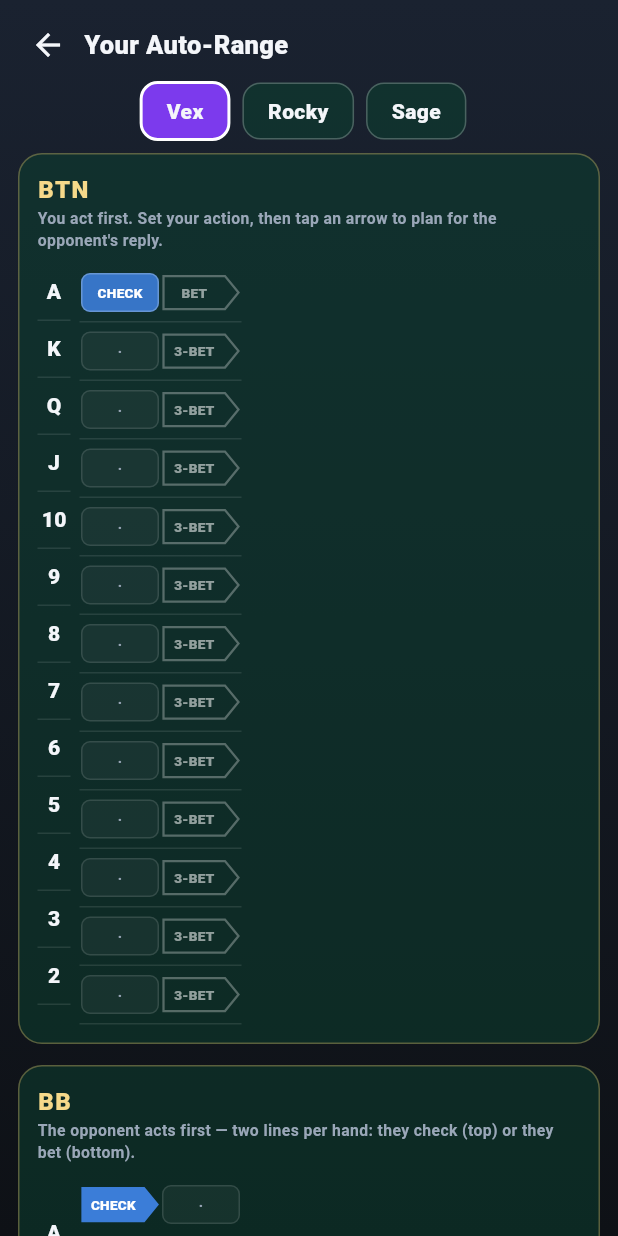
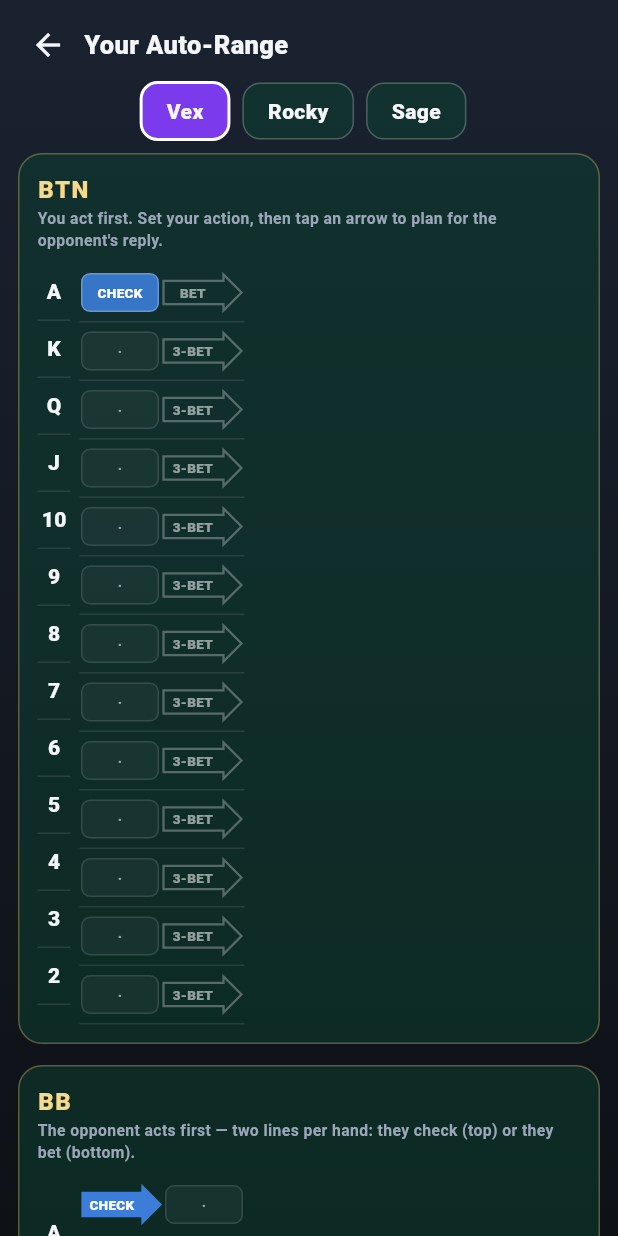
Before and after one commit to codin-shmodin/NuclearPoker, a Flutter app: the RangeChartScreen screen opened directly with empty values, after a tap on an icon or button, on a phone screen of 412 x 824 dp. Run offline on Flutter 3.47's test engine with Material 3 defaults, Android fonts, the phone set to English and light mode, and no system bars; our stand-ins replace flutter_animate, shared_preferences; accounts and stored records are empty.

Commit message:
Charts: arrow shape = traditional arrow with a wide neck
Reshape the opponent-action arrow from a full-height block/banner into a
classic arrow: a thick rectangular shaft (the neck, which holds the label)
capped by a triangular head a little wider than the shaft.

Co-Authored-By: Claude Opus 4.8 (1M context) <noreply@anthropic.com>

```diff
--- a/lib/features/adventure_map/range_chart_screen.dart
+++ b/lib/features/adventure_map/range_chart_screen.dart
@@ -387,11 +387,12 @@ class _RangeChartScreenState extends State<RangeChartScreen> {
 
 const double _kRowH = 38;
 
-/// An opponent action between two of your squares, drawn as a filled right-
-/// pointing block arrow with the action name inside it. A [filled] arrow is part
-/// of the line (purple for a bet/3-bet, blue for a check); a hollow one is a
-/// collapsed "they raise again" step you can tap to reveal. [onTap] is null for
-/// the BB scenario arrows, which are fixed.
+/// An opponent action between two of your squares, drawn as a traditional right-
+/// pointing arrow — a wide rectangular shaft (the "neck", holding the action
+/// name) capped by a triangular head a little wider than the shaft. A [filled]
+/// arrow is part of the line (purple for a bet/3-bet, blue for a check); a
+/// hollow one is a collapsed "they raise again" step you can tap to reveal.
+/// [onTap] is null for the BB scenario arrows, which are fixed.
 class _ArrowTag extends StatelessWidget {
   const _ArrowTag({
     required this.label,
@@ -419,10 +420,10 @@ class _ArrowTag extends StatelessWidget {
         child: CustomPaint(
           painter: _ArrowPainter(fill: fill, stroke: stroke),
           child: Container(
-            width: 50,
+            width: 52,
             height: 26,
             alignment: Alignment.center,
-            padding: const EdgeInsets.only(right: 9), // room for the head
+            padding: const EdgeInsets.only(right: 13), // room for the head
             child: Text(
               label.toUpperCase(),
               maxLines: 1,
@@ -443,8 +444,9 @@ class _ArrowTag extends StatelessWidget {
   }
 }
 
-/// Paints the block-arrow (a right-pointing pentagon): a fat body with a short
-/// triangular head, so the action label can sit inside it.
+/// Paints a traditional right-pointing arrow: a wide rectangular shaft (the
+/// "neck", which carries the label) ending in a triangular head whose base is a
+/// little wider than the shaft.
 class _ArrowPainter extends CustomPainter {
   _ArrowPainter({required this.fill, required this.stroke});
 
@@ -453,13 +455,22 @@ class _ArrowPainter extends CustomPainter {
 
   @override
   void paint(Canvas canvas, Size size) {
-    const head = 9.0;
+    const head = 12.0; // triangle length
+    final neckH = size.height * 0.60; // shaft thickness — a wide neck
+    final headH = size.height * 0.92; // triangle base — a bit wider than the neck
+    final bodyRight = size.width - head;
+    final neckTop = (size.height - neckH) / 2;
+    final neckBot = neckTop + neckH;
+    final headTop = (size.height - headH) / 2;
+    final headBot = headTop + headH;
     final path = Path()
-      ..moveTo(0, 2)
-      ..lineTo(size.width - head, 2)
+      ..moveTo(0, neckTop)
+      ..lineTo(bodyRight, neckTop)
+      ..lineTo(bodyRight, headTop)
       ..lineTo(size.width, size.height / 2)
-      ..lineTo(size.width - head, size.height - 2)
-      ..lineTo(0, size.height - 2)
+      ..lineTo(bodyRight, headBot)
+      ..lineTo(bodyRight, neckBot)
+      ..lineTo(0, neckBot)
       ..close();
     if (fill.a != 0) {
       canvas.drawPath(path, Paint()..color = fill);
```
